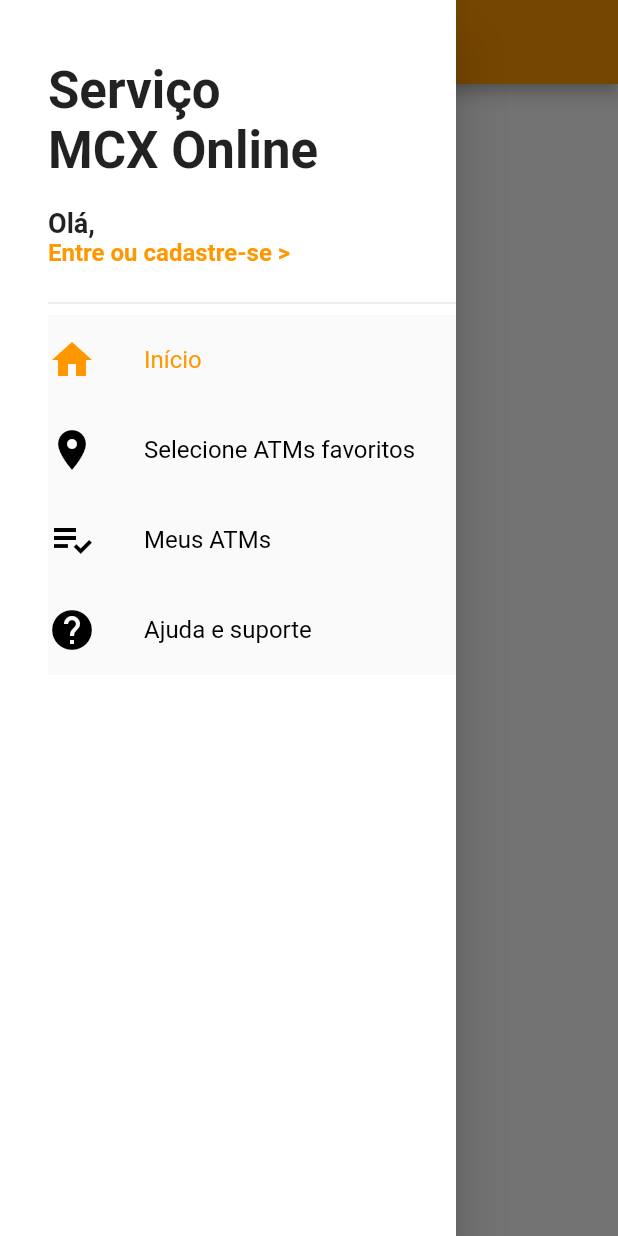
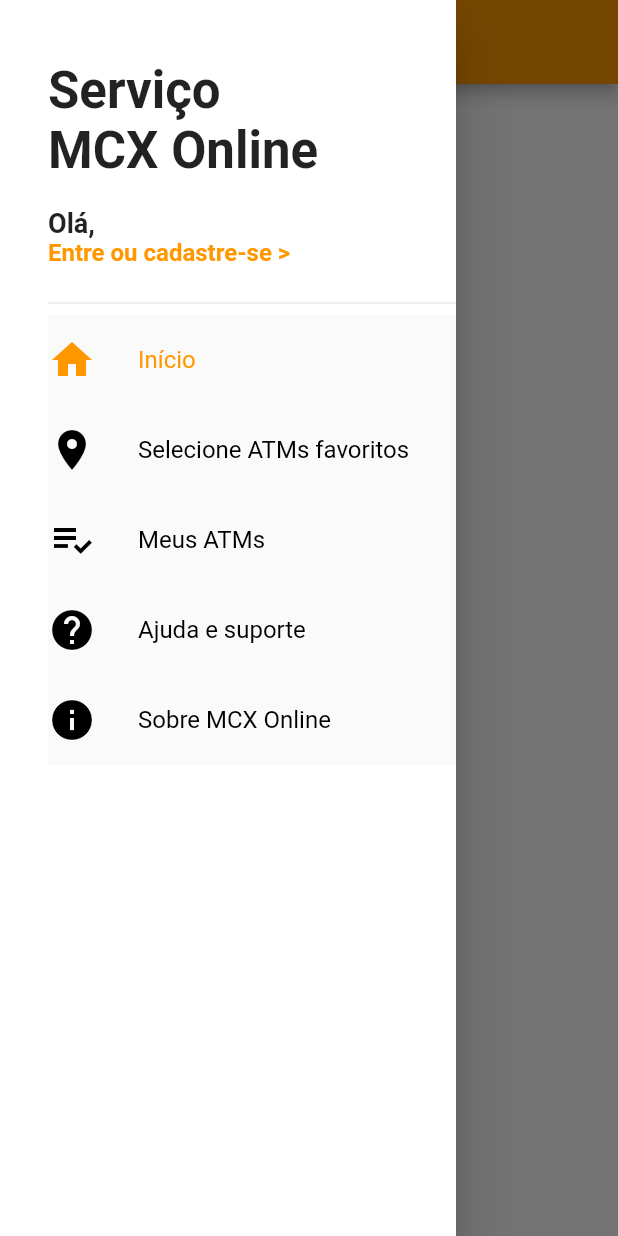
Before and after one commit to duanswer/MCX-online, a Flutter app: the HomeSreen screen opened directly, with the side drawer open, on a phone screen of 412 x 824 dp. Run offline on Flutter 3.47's test engine with Material 2 defaults, Android fonts, the phone set to English and light mode, and no system bars.

Commit message:
First part ui finished

```diff
--- a/lib/ui/screens/home_screen.dart
+++ b/lib/ui/screens/home_screen.dart
@@ -27,6 +27,7 @@ class HomeSreen extends StatelessWidget {
           appBar: AppBar(
             title: Text("Selecione um ATM no mapa"),
             centerTitle: true,
+            backgroundColor: Colors.orange,
           ),
           body: ChooseAtm(),
           drawer: CustomDrawer(_pageController),
--- a/lib/ui/tabs/tiles/drawer_tile.dart
+++ b/lib/ui/tabs/tiles/drawer_tile.dart
@@ -25,7 +25,7 @@ class DrawerTile extends StatelessWidget {
                     ? Colors.orange
                     : Colors.black,
               ),
-              SizedBox(width: 32),
+              SizedBox(width: 28),
               Text(
                 text,
                 style: TextStyle(
--- a/lib/ui/tabs/widgets/custom_drawer.dart
+++ b/lib/ui/tabs/widgets/custom_drawer.dart
@@ -69,7 +69,8 @@ class CustomDrawer extends StatelessWidget {
                   pageController, 1),
               DrawerTile(
                   Icons.playlist_add_check, "Meus ATMs", pageController, 2),
-              DrawerTile(Icons.help, "Ajuda e suporte", pageController, 3)
+              DrawerTile(Icons.help, "Ajuda e suporte", pageController, 3),
+              DrawerTile(Icons.info, "Sobre MCX Online", pageController, 4)
             ],
           )
         ],
```
